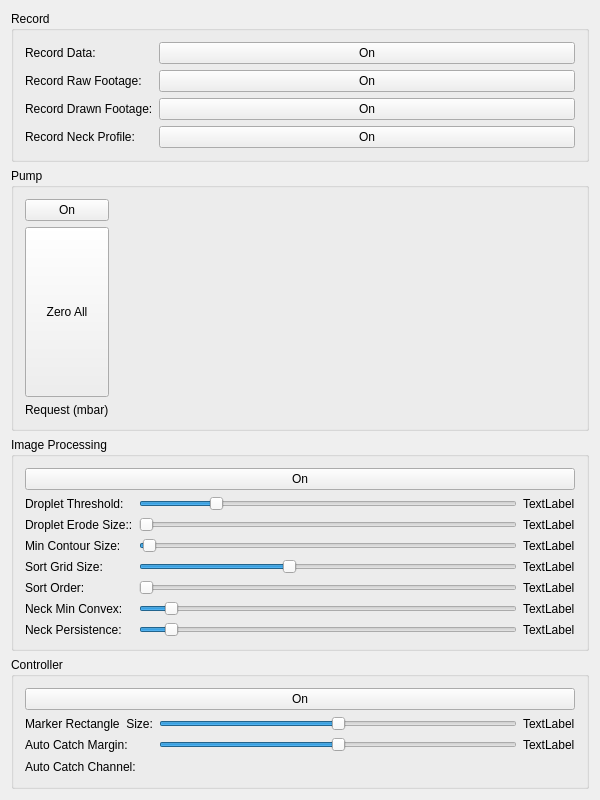
This is EVA01/ueva/dashboard.ui in DaveSketchySpeedway/RoboDrop as Qt 5 draws it before an edit. The edited form follows.
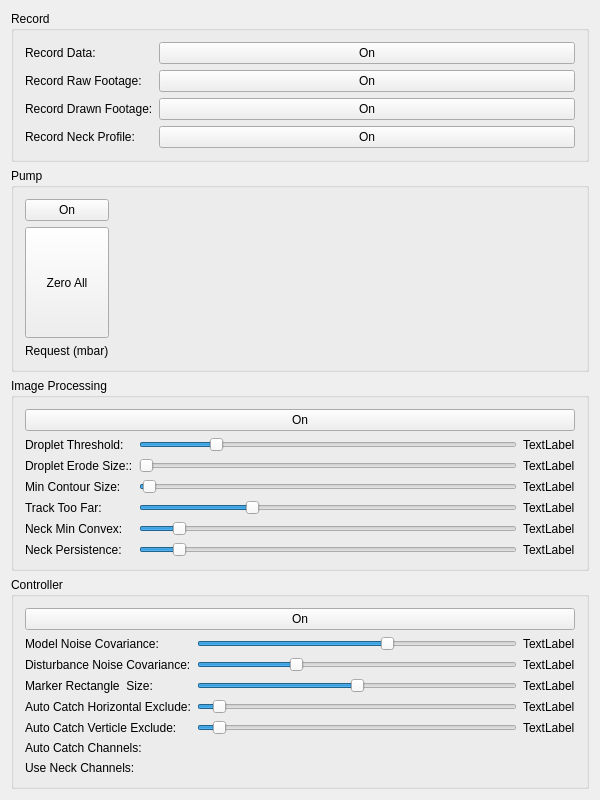
This is the edited form.

Commit message: added gui slider and checkboxes

Diff of the .ui file:
```diff
--- a/EVA01/ueva/dashboard.ui
+++ b/EVA01/ueva/dashboard.ui
@@ -198,59 +198,7 @@
         </item>
         <item>
          <layout class="QGridLayout" name="gridLayout">
-          <item row="2" column="1">
-           <widget class="QSlider" name="erodeSizeSlider">
-            <property name="minimum">
-             <number>0</number>
-            </property>
-            <property name="maximum">
-             <number>3</number>
-            </property>
-            <property name="pageStep">
-             <number>1</number>
-            </property>
-            <property name="value">
-             <number>0</number>
-            </property>
-            <property name="orientation">
-             <enum>Qt::Horizontal</enum>
-            </property>
-           </widget>
-          </item>
-          <item row="2" column="2">
-           <widget class="QLabel" name="erodeSizeLabel">
-            <property name="text">
-             <string>TextLabel</string>
-            </property>
-           </widget>
-          </item>
-          <item row="6" column="0">
-           <widget class="QLabel" name="label_9">
-            <property name="text">
-             <string>Neck Min Convex:</string>
-            </property>
-           </widget>
-          </item>
-          <item row="6" column="1">
-           <widget class="QSlider" name="convexSizeSlider">
-            <property name="minimum">
-             <number>0</number>
-            </property>
-            <property name="maximum">
-             <number>100</number>
-            </property>
-            <property name="pageStep">
-             <number>1</number>
-            </property>
-            <property name="value">
-             <number>7</number>
-            </property>
-            <property name="orientation">
-             <enum>Qt::Horizontal</enum>
-            </property>
-           </widget>
-          </item>
-          <item row="6" column="2">
+          <item row="5" column="2">
            <widget class="QLabel" name="convexSizeLabel">
             <property name="text">
              <string>TextLabel</string>
@@ -283,39 +231,13 @@
             </property>
            </widget>
           </item>
-          <item row="7" column="2">
+          <item row="6" column="2">
            <widget class="QLabel" name="persistenceLabel">
             <property name="text">
              <string>TextLabel</string>
             </property>
            </widget>
           </item>
-          <item row="4" column="0">
-           <widget class="QLabel" name="label_10">
-            <property name="text">
-             <string>Sort Grid Size:</string>
-            </property>
-           </widget>
-          </item>
-          <item row="4" column="1">
-           <widget class="QSlider" name="sortGridSizeSlider">
-            <property name="minimum">
-             <number>1</number>
-            </property>
-            <property name="maximum">
-             <number>100</number>
-            </property>
-            <property name="pageStep">
-             <number>1</number>
-            </property>
-            <property name="value">
-             <number>40</number>
-            </property>
-            <property name="orientation">
-             <enum>Qt::Horizontal</enum>
-            </property>
-           </widget>
-          </item>
           <item row="1" column="2">
            <widget class="QLabel" name="threshLabel">
             <property name="text">
@@ -323,13 +245,6 @@
             </property>
            </widget>
           </item>
-          <item row="4" column="2">
-           <widget class="QLabel" name="sorGridSizeLabel">
-            <property name="text">
-             <string>TextLabel</string>
-            </property>
-           </widget>
-          </item>
           <item row="2" column="0">
            <widget class="QLabel" name="label_12">
             <property name="text">
@@ -344,6 +259,58 @@
             </property>
            </widget>
           </item>
+          <item row="2" column="1">
+           <widget class="QSlider" name="erodeSizeSlider">
+            <property name="minimum">
+             <number>1</number>
+            </property>
+            <property name="maximum">
+             <number>4</number>
+            </property>
+            <property name="pageStep">
+             <number>1</number>
+            </property>
+            <property name="value">
+             <number>1</number>
+            </property>
+            <property name="orientation">
+             <enum>Qt::Horizontal</enum>
+            </property>
+           </widget>
+          </item>
+          <item row="2" column="2">
+           <widget class="QLabel" name="erodeSizeLabel">
+            <property name="text">
+             <string>TextLabel</string>
+            </property>
+           </widget>
+          </item>
+          <item row="5" column="0">
+           <widget class="QLabel" name="label_9">
+            <property name="text">
+             <string>Neck Min Convex:</string>
+            </property>
+           </widget>
+          </item>
+          <item row="5" column="1">
+           <widget class="QSlider" name="convexSizeSlider">
+            <property name="minimum">
+             <number>1</number>
+            </property>
+            <property name="maximum">
+             <number>100</number>
+            </property>
+            <property name="pageStep">
+             <number>1</number>
+            </property>
+            <property name="value">
+             <number>10</number>
+            </property>
+            <property name="orientation">
+             <enum>Qt::Horizontal</enum>
+            </property>
+           </widget>
+          </item>
           <item row="3" column="1">
            <widget class="QSlider" name="contourSizeSlider">
             <property name="minimum">
@@ -352,6 +319,9 @@
             <property name="maximum">
              <number>1000</number>
             </property>
+            <property name="pageStep">
+             <number>1</number>
+            </property>
             <property name="value">
              <number>10</number>
             </property>
@@ -367,17 +337,17 @@
             </property>
            </widget>
           </item>
-          <item row="7" column="0">
+          <item row="6" column="0">
            <widget class="QLabel" name="label_13">
             <property name="text">
              <string>Neck Persistence:</string>
             </property>
            </widget>
           </item>
-          <item row="7" column="1">
+          <item row="6" column="1">
            <widget class="QSlider" name="persistenceSlider">
             <property name="minimum">
-             <number>0</number>
+             <number>1</number>
             </property>
             <property name="maximum">
              <number>100</number>
@@ -386,41 +356,41 @@
              <number>1</number>
             </property>
             <property name="value">
-             <number>7</number>
+             <number>10</number>
             </property>
             <property name="orientation">
              <enum>Qt::Horizontal</enum>
             </property>
            </widget>
           </item>
-          <item row="5" column="1">
-           <widget class="QSlider" name="sortOrderSlider">
+          <item row="4" column="1">
+           <widget class="QSlider" name="trackTooFarSlider">
             <property name="minimum">
-             <number>0</number>
+             <number>1</number>
             </property>
             <property name="maximum">
-             <number>1</number>
+             <number>100</number>
             </property>
             <property name="pageStep">
              <number>1</number>
             </property>
             <property name="value">
-             <number>0</number>
+             <number>30</number>
             </property>
             <property name="orientation">
              <enum>Qt::Horizontal</enum>
             </property>
            </widget>
           </item>
-          <item row="5" column="0">
+          <item row="4" column="0">
            <widget class="QLabel" name="label_14">
             <property name="text">
-             <string>Sort Order:</string>
+             <string>Track Too Far:</string>
             </property>
            </widget>
           </item>
-          <item row="5" column="2">
-           <widget class="QLabel" name="sortOrderLabel">
+          <item row="4" column="2">
+           <widget class="QLabel" name="trackTooFarLabel">
             <property name="text">
              <string>TextLabel</string>
             </property>
@@ -447,14 +417,33 @@
      <layout class="QVBoxLayout" name="verticalLayout_4">
       <item>
        <layout class="QGridLayout" name="gridLayout_3">
-        <item row="1" column="0">
-         <widget class="QLabel" name="label_7">
+        <item row="5" column="2">
+         <widget class="QLabel" name="autoVertExclLabel">
           <property name="text">
-           <string>Marker Rectangle  Size:</string>
+           <string>TextLabel</string>
           </property>
          </widget>
         </item>
-        <item row="1" column="1">
+        <item row="5" column="1">
+         <widget class="QSlider" name="autoVertExclSlider">
+          <property name="minimum">
+           <number>0</number>
+          </property>
+          <property name="maximum">
+           <number>100</number>
+          </property>
+          <property name="pageStep">
+           <number>1</number>
+          </property>
+          <property name="value">
+           <number>5</number>
+          </property>
+          <property name="orientation">
+           <enum>Qt::Horizontal</enum>
+          </property>
+         </widget>
+        </item>
+        <item row="3" column="1">
          <widget class="QSlider" name="markerSizeSlider">
           <property name="minimum">
            <number>0</number>
@@ -473,41 +462,41 @@
           </property>
          </widget>
         </item>
-        <item row="1" column="2">
+        <item row="3" column="2">
          <widget class="QLabel" name="markerSizeLabel">
           <property name="text">
            <string>TextLabel</string>
           </property>
          </widget>
         </item>
-        <item row="2" column="0">
+        <item row="4" column="0">
          <widget class="QLabel" name="label_15">
           <property name="text">
-           <string>Auto Catch Margin:</string>
+           <string>Auto Catch Horizontal Exclude:</string>
           </property>
          </widget>
         </item>
-        <item row="2" column="1">
-         <widget class="QSlider" name="autoMarginSlider">
+        <item row="4" column="1">
+         <widget class="QSlider" name="autoHorzExclSlider">
           <property name="minimum">
            <number>0</number>
           </property>
           <property name="maximum">
-           <number>200</number>
+           <number>100</number>
           </property>
           <property name="pageStep">
            <number>1</number>
           </property>
           <property name="value">
-           <number>100</number>
+           <number>5</number>
           </property>
           <property name="orientation">
            <enum>Qt::Horizontal</enum>
           </property>
          </widget>
         </item>
-        <item row="2" column="2">
-         <widget class="QLabel" name="autoMarginLabel">
+        <item row="4" column="2">
+         <widget class="QLabel" name="autoHorzExclLabel">
           <property name="text">
            <string>TextLabel</string>
           </property>
@@ -523,6 +512,89 @@
           </property>
          </widget>
         </item>
+        <item row="3" column="0">
+         <widget class="QLabel" name="label_7">
+          <property name="text">
+           <string>Marker Rectangle  Size:</string>
+          </property>
+         </widget>
+        </item>
+        <item row="1" column="0">
+         <widget class="QLabel" name="label_19">
+          <property name="text">
+           <string>Model Noise Covariance:</string>
+          </property>
+         </widget>
+        </item>
+        <item row="5" column="0">
+         <widget class="QLabel" name="label_17">
+          <property name="text">
+           <string>Auto Catch Verticle Exclude:</string>
+          </property>
+         </widget>
+        </item>
+        <item row="2" column="0">
+         <widget class="QLabel" name="label_20">
+          <property name="text">
+           <string>Disturbance Noise Covariance:</string>
+          </property>
+         </widget>
+        </item>
+        <item row="1" column="2">
+         <widget class="QLabel" name="modelCovLabel">
+          <property name="text">
+           <string>TextLabel</string>
+          </property>
+         </widget>
+        </item>
+        <item row="2" column="2">
+         <widget class="QLabel" name="disturbanceCovLabel">
+          <property name="text">
+           <string>TextLabel</string>
+          </property>
+         </widget>
+        </item>
+        <item row="1" column="1">
+         <widget class="QSlider" name="modelCovSlider">
+          <property name="minimum">
+           <number>-80</number>
+          </property>
+          <property name="maximum">
+           <number>20</number>
+          </property>
+          <property name="pageStep">
+           <number>1</number>
+          </property>
+          <property name="value">
+           <number>-20</number>
+          </property>
+          <property name="orientation">
+           <enum>Qt::Horizontal</enum>
+          </property>
+         </widget>
+        </item>
+        <item row="2" column="1">
+         <widget class="QSlider" name="disturbanceCovSlider">
+          <property name="minimum">
+           <number>-80</number>
+          </property>
+          <property name="maximum">
+           <number>20</number>
+          </property>
+          <property name="singleStep">
+           <number>1</number>
+          </property>
+          <property name="pageStep">
+           <number>1</number>
+          </property>
+          <property name="value">
+           <number>-50</number>
+          </property>
+          <property name="orientation">
+           <enum>Qt::Horizontal</enum>
+          </property>
+         </widget>
+        </item>
        </layout>
       </item>
       <item>
@@ -530,7 +602,7 @@
         <item>
          <widget class="QLabel" name="label_16">
           <property name="text">
-           <string>Auto Catch Channel:</string>
+           <string>Auto Catch Channels:</string>
           </property>
          </widget>
         </item>
@@ -546,6 +618,27 @@
         </item>
        </layout>
       </item>
+      <item>
+       <layout class="QHBoxLayout" name="useNeckLayout">
+        <item>
+         <widget class="QLabel" name="label_18">
+          <property name="text">
+           <string>Use Neck Channels:</string>
+          </property>
+         </widget>
+        </item>
+        <item>
+         <widget class="QWidget" name="widget_3" native="true">
+          <property name="sizePolicy">
+           <sizepolicy hsizetype="Expanding" vsizetype="Expanding">
+            <horstretch>0</horstretch>
+            <verstretch>0</verstretch>
+           </sizepolicy>
+          </property>
+         </widget>
+        </item>
+       </layout>
+      </item>
      </layout>
     </widget>
    </item>
```
Left out of the diff: 2 changed lines with no effect on the pictures. The commit also changes 9 other files.
